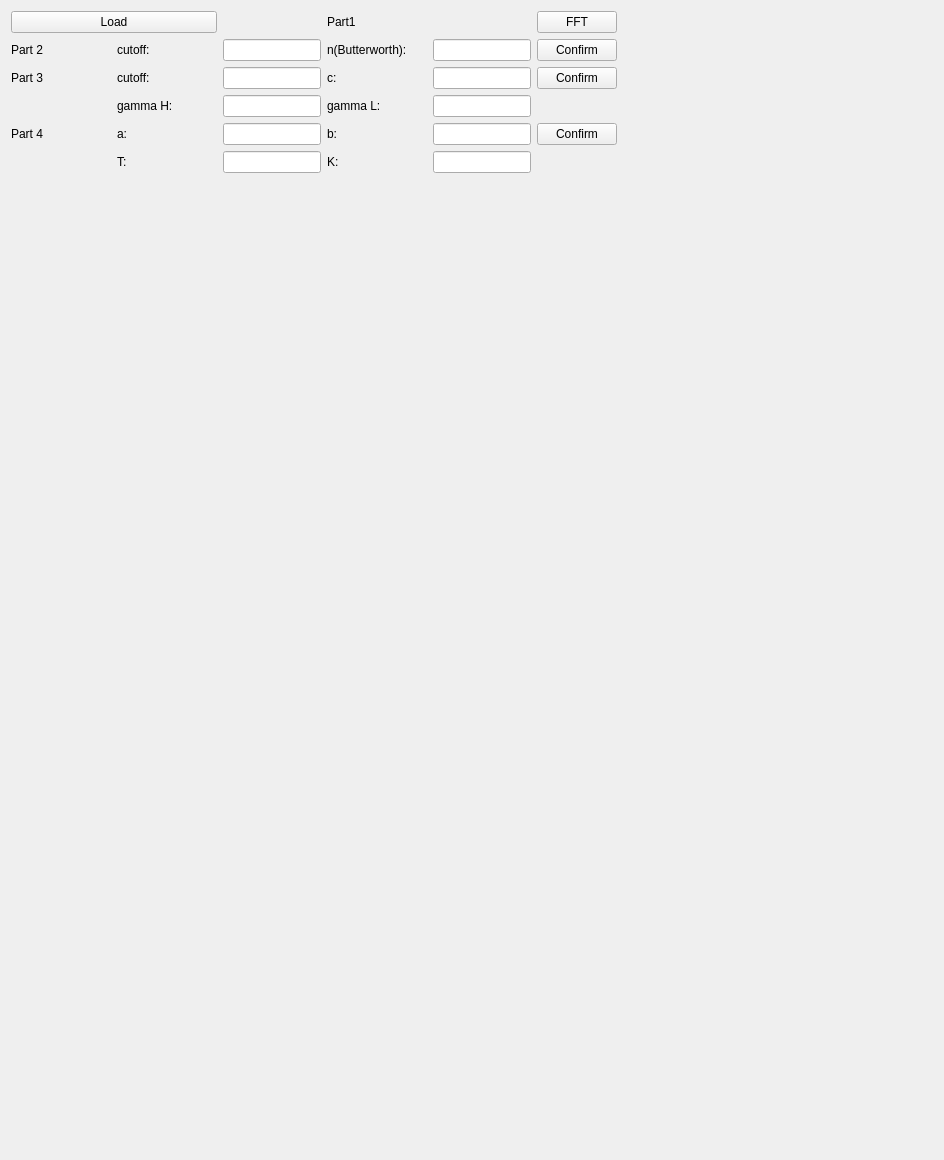
Before: the Qt Designer form HW4/all_code/HW4_layout.ui in weber50432/111-1_imageProcessing, drawn with Qt 5.
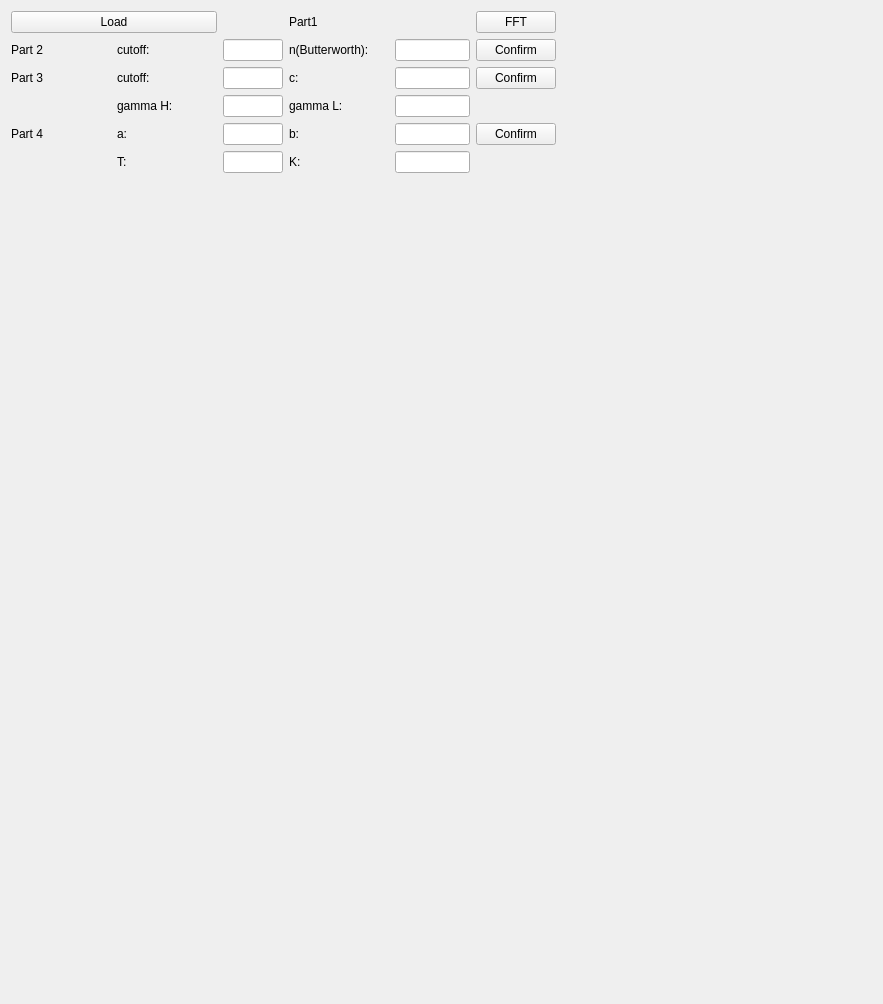
After: the same form once the commit is applied.

```diff
--- a/HW4/all_code/HW4_layout.ui
+++ b/HW4/all_code/HW4_layout.ui
@@ -6,8 +6,8 @@
    <rect>
     <x>0</x>
     <y>0</y>
-    <width>944</width>
-    <height>1160</height>
+    <width>883</width>
+    <height>1004</height>
    </rect>
   </property>
   <property name="windowTitle">
@@ -20,7 +20,7 @@
       <enum>QLayout::SetDefaultConstraint</enum>
      </property>
      <item>
-      <layout class="QGridLayout" name="controlLayout" columnstretch="0,0,0,0,0,0,0,0" columnminimumwidth="0,0,0,0,0,0,0,0">
+      <layout class="QGridLayout" name="controlLayout" columnstretch="0,0,0,0,0,0,0" columnminimumwidth="0,0,0,0,0,0,0">
        <property name="horizontalSpacing">
         <number>6</number>
        </property>
@@ -51,7 +51,14 @@
         </widget>
        </item>
        <item row="1" column="2">
-        <widget class="QLineEdit" name="p2Cutoff"/>
+        <widget class="QLineEdit" name="p2Cutoff">
+         <property name="minimumSize">
+          <size>
+           <width>50</width>
+           <height>0</height>
+          </size>
+         </property>
+        </widget>
        </item>
        <item row="2" column="2">
         <widget class="QLineEdit" name="p3Cutoff"/>
@@ -171,7 +178,14 @@
         </widget>
        </item>
        <item row="1" column="4">
-        <widget class="QLineEdit" name="p2nValue"/>
+        <widget class="QLineEdit" name="p2nValue">
+         <property name="minimumSize">
+          <size>
+           <width>75</width>
+           <height>0</height>
+          </size>
+         </property>
+        </widget>
        </item>
        <item row="1" column="5">
         <widget class="QPushButton" name="p2Confirm">
@@ -290,8 +304,8 @@
         <widget class="QLabel" name="originalImage">
          <property name="minimumSize">
           <size>
-           <width>300</width>
-           <height>300</height>
+           <width>250</width>
+           <height>250</height>
           </size>
          </property>
          <property name="text">
@@ -303,8 +317,8 @@
         <widget class="QLabel" name="modifiedImage1">
          <property name="minimumSize">
           <size>
-           <width>300</width>
-           <height>300</height>
+           <width>250</width>
+           <height>250</height>
           </size>
          </property>
          <property name="text">
@@ -316,8 +330,8 @@
         <widget class="QLabel" name="modifiedImage2">
          <property name="minimumSize">
           <size>
-           <width>300</width>
-           <height>300</height>
+           <width>250</width>
+           <height>250</height>
           </size>
          </property>
          <property name="text">
@@ -329,8 +343,8 @@
         <widget class="QLabel" name="modifiedImage3">
          <property name="minimumSize">
           <size>
-           <width>300</width>
-           <height>300</height>
+           <width>250</width>
+           <height>250</height>
           </size>
          </property>
          <property name="text">
@@ -342,8 +356,8 @@
         <widget class="QLabel" name="modifiedImage4">
          <property name="minimumSize">
           <size>
-           <width>300</width>
-           <height>300</height>
+           <width>250</width>
+           <height>250</height>
           </size>
          </property>
          <property name="text">
@@ -355,8 +369,8 @@
         <widget class="QLabel" name="modifiedImage5">
          <property name="minimumSize">
           <size>
-           <width>300</width>
-           <height>300</height>
+           <width>250</width>
+           <height>250</height>
           </size>
          </property>
          <property name="text">
@@ -368,8 +382,8 @@
         <widget class="QLabel" name="modifiedImage7">
          <property name="minimumSize">
           <size>
-           <width>300</width>
-           <height>300</height>
+           <width>250</width>
+           <height>250</height>
           </size>
          </property>
          <property name="text">
@@ -381,8 +395,8 @@
         <widget class="QLabel" name="modifiedImage6">
          <property name="minimumSize">
           <size>
-           <width>300</width>
-           <height>300</height>
+           <width>250</width>
+           <height>250</height>
           </size>
          </property>
          <property name="text">
@@ -394,8 +408,8 @@
         <widget class="QLabel" name="modifiedImage8">
          <property name="minimumSize">
           <size>
-           <width>300</width>
-           <height>300</height>
+           <width>250</width>
+           <height>250</height>
           </size>
          </property>
          <property name="text">
```
